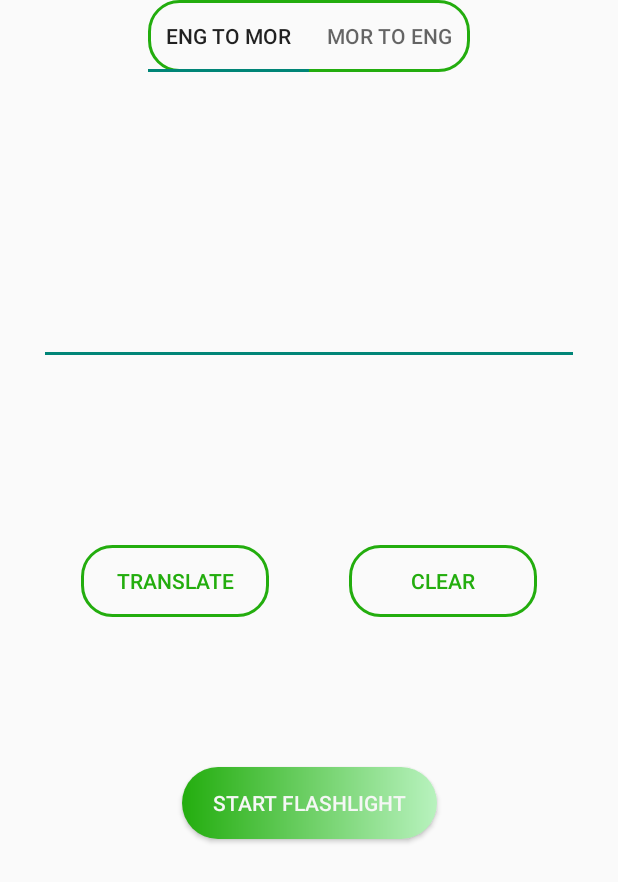
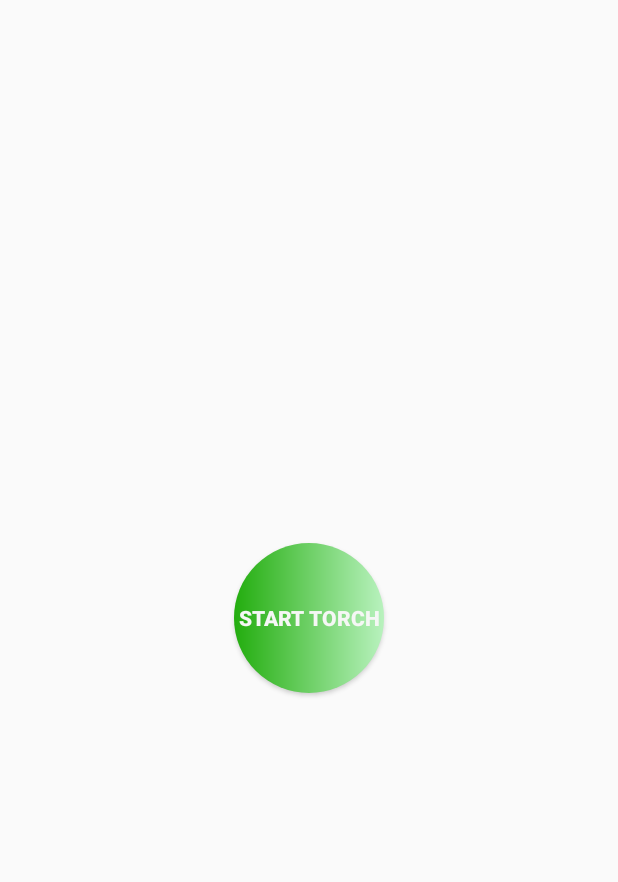
Before and after one commit to leeminghsiu/YoungForest_Google_Hackathon, an Android app: the screen it shows after launch (MainActivity before the commit, FlashActivity after it), after a tap on "START FLASHLIGHT", on a phone screen of 412 x 824 dp. Shown: the top 882 px of the screen. Run offline under Robolectric (Android 15) with nearby library versions, the phone set to English and light mode, and no system bars; 2 other taps on this screen came first.

Commit message:
start torch set up (still need to trans morse to flashlight signal)

```diff
--- a/app/src/main/AndroidManifest.xml
+++ b/app/src/main/AndroidManifest.xml
@@ -16,6 +16,9 @@
         android:theme="@style/Theme.Young_Forest"
         tools:targetApi="31">
         <activity
+            android:name=".FlashActivity"
+            android:exported="true" />
+        <activity
             android:name=".MainActivity"
             android:exported="true">
             <intent-filter>
--- a/app/src/main/java/com/example/young_forest/FlashActivity.kt
+++ b/app/src/main/java/com/example/young_forest/FlashActivity.kt
@@ -8,6 +8,7 @@ import android.os.Bundle
 import android.os.Handler
 import android.util.Log
 import android.view.View
+import android.widget.Button
 import android.widget.ImageButton
 import androidx.annotation.RequiresApi
 import androidx.appcompat.app.AppCompatActivity
@@ -15,14 +16,14 @@ import androidx.appcompat.app.AppCompatActivity
 class FlashActivity : AppCompatActivity() {
     private val mHandler: Handler = Handler()
     private lateinit var cameraM: CameraManager
-    private lateinit var powerBtn: ImageButton
+    private lateinit var powerBtn: Button
     var isFlash = false
     @SuppressLint("MissingInflatedId")
     @RequiresApi(Build.VERSION_CODES.M)
     override fun onCreate(savedInstanceState: Bundle?) {
         super.onCreate(savedInstanceState)
-        setContentView(R.layout.activity_main)
-        powerBtn = findViewById(R.id.flashlight )
+        setContentView(R.layout.activity_flashlight)
+        powerBtn = findViewById(R.id.torch)
         cameraM = getSystemService(Context.CAMERA_SERVICE) as CameraManager
         powerBtn.setOnClickListener{buttonClicked(it)}
     }
--- a/app/src/main/java/com/example/young_forest/Fragments/EngToMor.kt
+++ b/app/src/main/java/com/example/young_forest/Fragments/EngToMor.kt
@@ -78,8 +78,8 @@ class EngToMor : Fragment() {
         }
 
         view.findViewById<Button>(R.id.flashlight).setOnClickListener {
-            var nums = morToNums(morse)
-            dataPasser.onDataPasser(nums)
+            val intent = Intent(this.requireContext(), FlashActivity::class.java)
+            startActivity(intent)
         }
 
         return view
--- /dev/null
+++ b/app/src/main/res/layout/activity_flashlight.xml
@@ -0,0 +1,25 @@
+<?xml version="1.0" encoding="utf-8"?>
+<androidx.constraintlayout.widget.ConstraintLayout xmlns:android="http://schemas.android.com/apk/res/android"
+    xmlns:app="http://schemas.android.com/apk/res-auto"
+    xmlns:tools="http://schemas.android.com/tools"
+    android:layout_width="match_parent"
+    android:layout_height="match_parent"
+    tools:context=".FlashActivity">
+
+
+    <Button
+        android:id="@+id/torch"
+        android:layout_width="100dp"
+        android:layout_height="100dp"
+        android:text="start torch"
+        android:textColor="#f5f7f5"
+        android:textStyle="bold"
+        android:background="@drawable/morse_input_btn"
+        app:layout_constraintBottom_toBottomOf="parent"
+        app:layout_constraintEnd_toEndOf="parent"
+        app:layout_constraintHorizontal_bias="0.5"
+        app:layout_constraintStart_toStartOf="parent"
+        app:layout_constraintTop_toTopOf="parent"
+        app:layout_constraintVertical_bias="0.5" />
+
+</androidx.constraintlayout.widget.ConstraintLayout>
```
